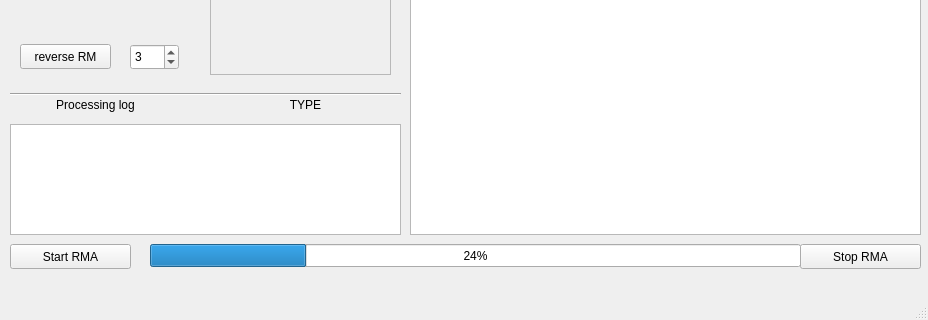
Before: the Qt Designer form uis/rma_main_window.ui in vitaliibalakin/c_orbit, drawn with Qt 5; both pictures show x 0 to 928 and y 206 to 526 of the 928 by 526 pixel window.
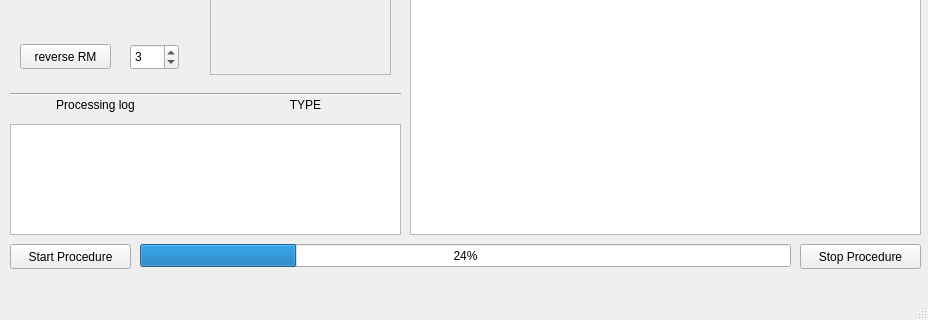
After: the same form once the commit is applied.

```diff
--- a/uis/rma_main_window.ui
+++ b/uis/rma_main_window.ui
@@ -17,7 +17,7 @@
    <widget class="QProgressBar" name="prg_bar">
     <property name="geometry">
      <rect>
-      <x>150</x>
+      <x>140</x>
       <y>450</y>
       <width>651</width>
       <height>23</height>
@@ -127,7 +127,7 @@
      </rect>
     </property>
     <property name="text">
-     <string>Start RMA</string>
+     <string>Start Procedure</string>
     </property>
    </widget>
    <widget class="QPushButton" name="btn_stop_rma">
@@ -140,7 +140,7 @@
      </rect>
     </property>
     <property name="text">
-     <string>Stop RMA</string>
+     <string>Stop Procedure</string>
     </property>
    </widget>
    <widget class="QTextEdit" name="log_msg">
```
Left out of the diff: 4 changed lines with no effect on the pictures.
